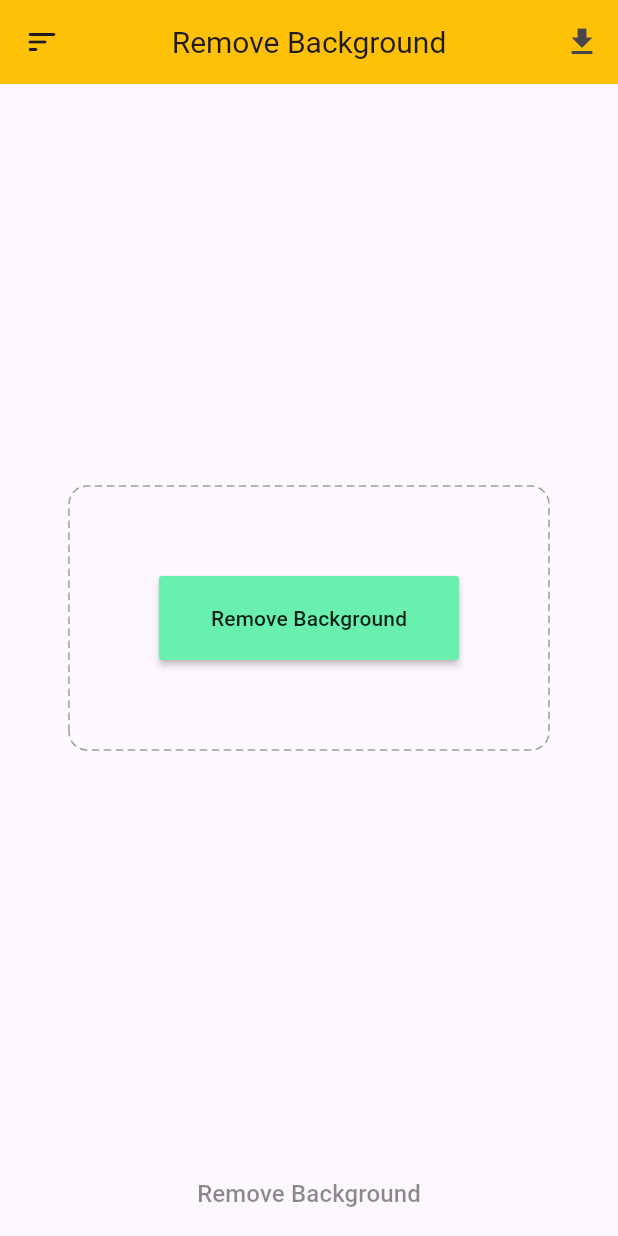
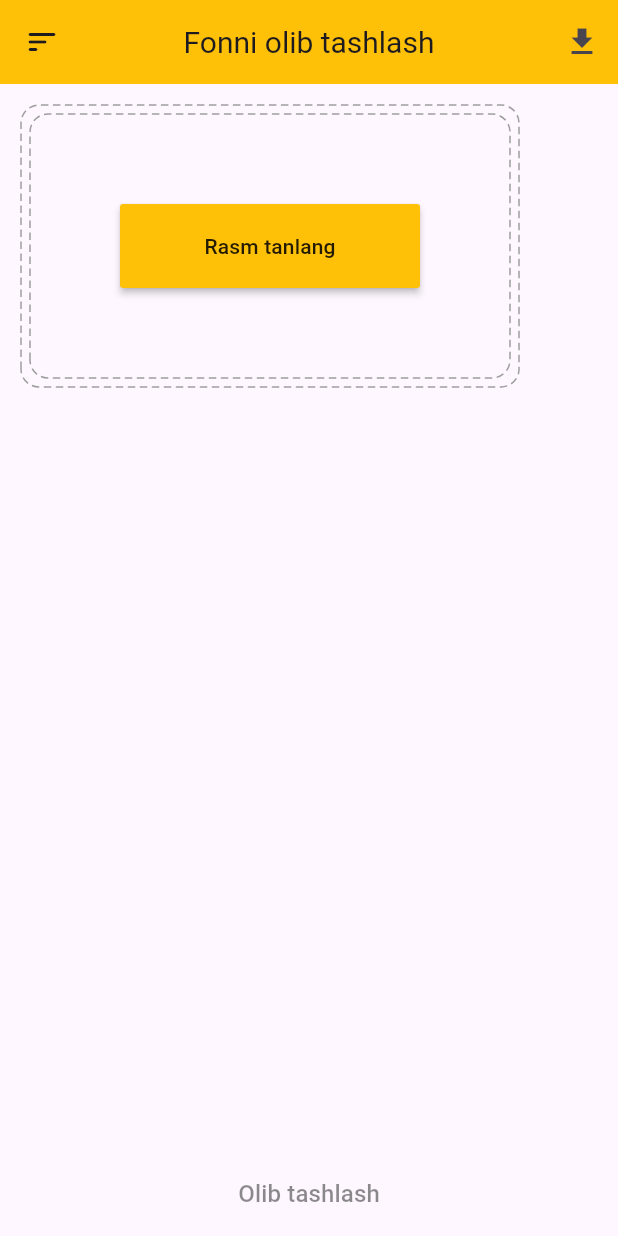
Before and after one commit to BogibekDev/removebg, a Flutter app: the screen it shows after launch, after a tap on the "download" icon, on a phone screen of 412 x 824 dp. Run offline on Flutter 3.47's test engine with Material 3 defaults, Android fonts, the phone set to English and light mode, and no system bars; our stand-ins replace image_picker, permission_handler, screenshot.

Commit message:
finished but not paid

```diff
--- a/lib/data/remote/api.dart
+++ b/lib/data/remote/api.dart
@@ -14,11 +14,8 @@
 
     if (response.statusCode == 200) {
       http.Response img = await http.Response.fromStream(response);
-      print(img.bodyBytes.toString());
       return img.bodyBytes;
     } else {
-      var some  = await http.Response.fromStream(response);
-      print("${some.body}");
       return null;
     }
   }
--- a/lib/pages/home_page.dart
+++ b/lib/pages/home_page.dart
@@ -1,6 +1,5 @@
 import 'dart:io';
 
-import 'package:before_after/before_after.dart';
 import 'package:flutter/foundation.dart';
 import 'package:flutter/material.dart';
 import 'package:image_picker/image_picker.dart';
@@ -36,7 +35,7 @@
         leading: const Icon(Icons.sort_rounded),
         centerTitle: true,
         title: const Text(
-          "Remove Background",
+          "Fonni olib tashlash",
           style: TextStyle(fontSize: 20),
         ),
         actions: [
@@ -48,7 +47,12 @@
                 )
         ],
       ),
-      body: Center(
+      body: Container(
+        margin: const EdgeInsets.all(14),
+        child: DashedBorder(
+          padding: const EdgeInsets.all(6),
+          color: Colors.grey,
+          radius: 12,
           child: removedbg
               ? Screenshot(
                   controller: screenshotController,
@@ -67,9 +71,10 @@
                         width: 200,
                         height: 56,
                         child: MaterialButton(
-                        color: Colors.greenAccent,
+                          color: Colors.amber,
                           onPressed: pickImage,
-                        child: const Text("Remove Background"),
+                          child: const Text("Rasm tanlang"),
+                        ),
                       ),
                     ),
         ),
@@ -77,7 +82,7 @@
       bottomNavigationBar: SizedBox(
         height: 56,
         child: MaterialButton(
-          color: Colors.greenAccent,
+          color: Colors.amber,
           onPressed: loaded
               ? () async {
                   setState(() {
@@ -98,7 +103,7 @@
               ? const CircularProgressIndicator(
                   valueColor: AlwaysStoppedAnimation(Colors.white),
                 )
-              : const Text("Remove Background",
+              : const Text("Olib tashlash",
                   style: TextStyle(color: Colors.black45, fontSize: 16)),
         ),
       ),
@@ -135,7 +140,7 @@
 
       ScaffoldMessenger.of(context).showSnackBar(
         const SnackBar(
-          content: Text("Successfully downloaded"),
+          content: Text("Muvaffaqqiyatli saqlandi!"),
         ),
       );
     }
```
Also changed, not shown: 24 other files. Lines whose indentation alone changed are shown as unchanged.
